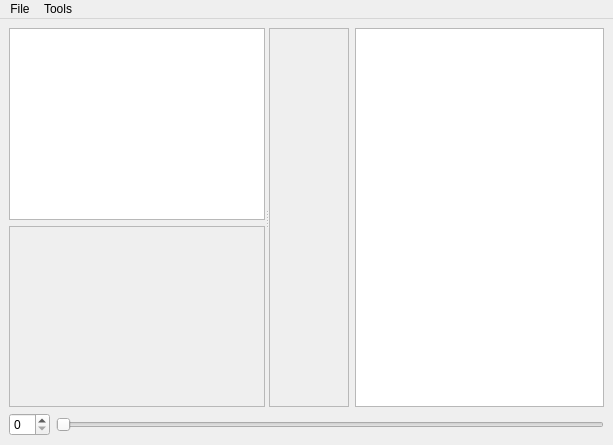
This is ui/MainWindow.ui in ImageProcessing-ElectronicPublications/scantailor-deviant as Qt 5 draws it before an edit. The edited form follows.
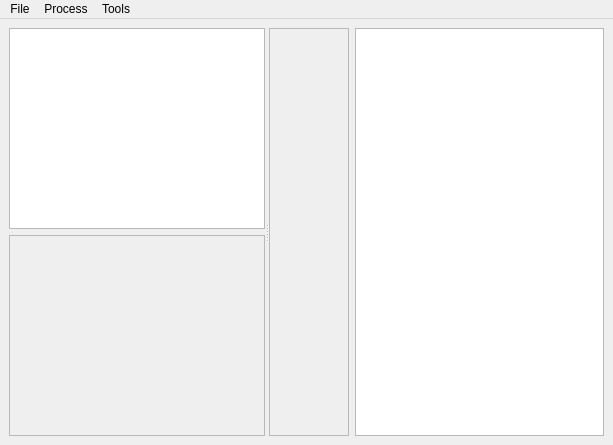
This is the edited form. Icons and pictures are not drawn.

What changed in the file:
```diff
--- a/ui/MainWindow.ui
+++ b/ui/MainWindow.ui
@@ -108,23 +108,6 @@
       </item>
      </layout>
     </item>
-    <item>
-     <layout class="QHBoxLayout" >
-      <item>
-       <widget class="QSpinBox" name="pageSpinBox" />
-      </item>
-      <item>
-       <widget class="QSlider" name="pageSlider" >
-        <property name="tracking" >
-         <bool>true</bool>
-        </property>
-        <property name="orientation" >
-         <enum>Qt::Horizontal</enum>
-        </property>
-       </widget>
-      </item>
-     </layout>
-    </item>
    </layout>
   </widget>
   <widget class="QMenuBar" name="menubar" >
@@ -149,7 +132,15 @@
     <addaction name="actionSaveProject" />
     <addaction name="actionSaveProjectAs" />
    </widget>
+   <widget class="QMenu" name="menuProcess" >
+    <property name="title" >
+     <string>Process</string>
+    </property>
+    <addaction name="actionStartBatchProcessing" />
+    <addaction name="actionStopBatchProcessing" />
+   </widget>
    <addaction name="menuFile" />
+   <addaction name="menuProcess" />
    <addaction name="menuDebug" />
   </widget>
   <action name="actionDebug" >
```
Left out of the diff: 89 changed lines with no effect on the pictures.
